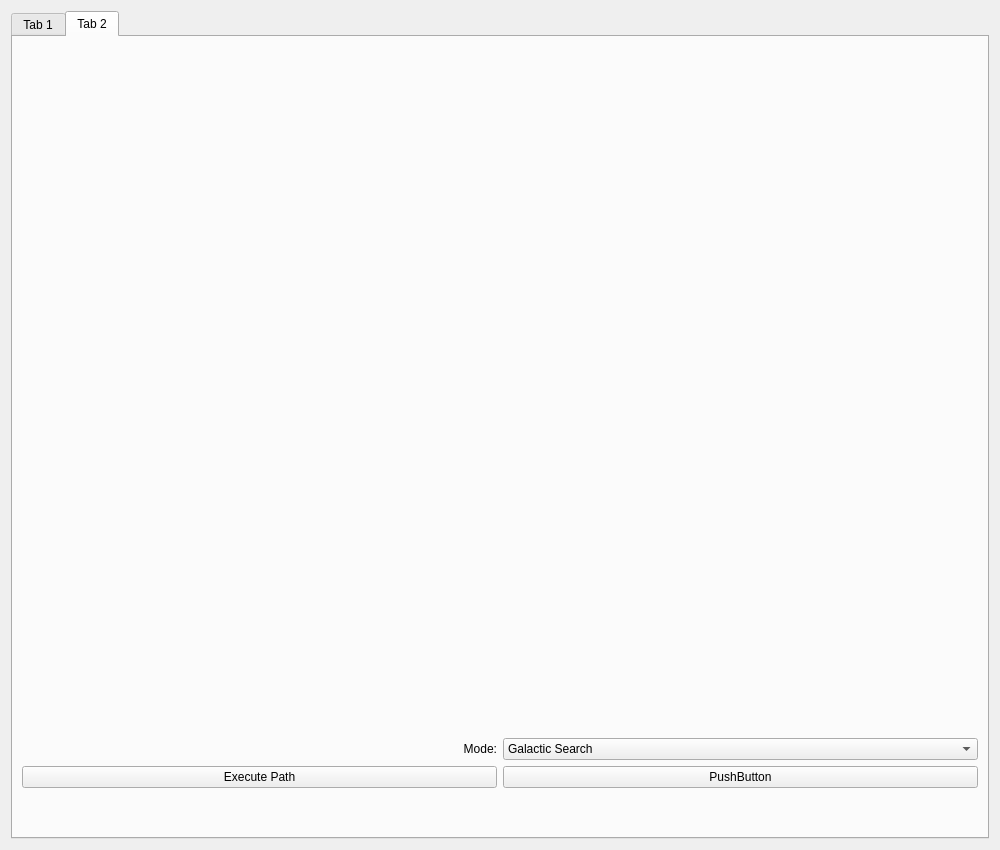
Old version of the form zebROS_ws/src/rqt_dashboard/resource/DashboardAtHome.ui in the repository FRC900/2020Offseason.
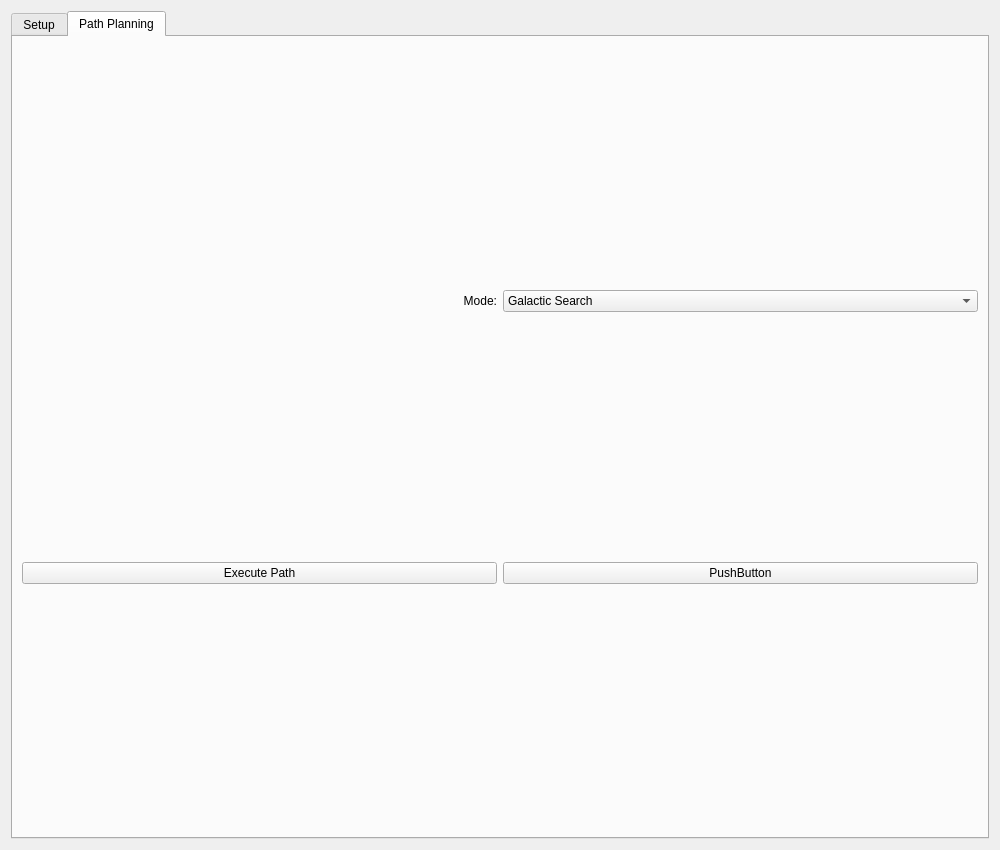
New version of the form. The open tabs and pages were chosen to show the change.

Commit message:
Add Draw pad to main widget
This commit fixes the issue where the scribble area wasn't being added
to the dashboard properly. We had to remove the placeholder widget from
the original UI and instead just create a new widget to add to the
layout dynamically.

The edit to the form file:
```diff
--- a/zebROS_ws/src/rqt_dashboard/resource/DashboardAtHome.ui
+++ b/zebROS_ws/src/rqt_dashboard/resource/DashboardAtHome.ui
@@ -27,7 +27,7 @@
      </property>
      <widget class="QWidget" name="tab">
       <attribute name="title">
-       <string>Tab 1</string>
+       <string>Setup</string>
       </attribute>
       <layout class="QVBoxLayout" name="verticalLayout_6">
        <item>
@@ -386,19 +386,9 @@
      </widget>
      <widget class="QWidget" name="tab_2">
       <attribute name="title">
-       <string>Tab 2</string>
+       <string>Path Planning</string>
       </attribute>
       <layout class="QVBoxLayout" name="verticalLayout_7">
-       <item>
-        <widget class="QWidget" name="widget" native="true">
-         <property name="sizePolicy">
-          <sizepolicy hsizetype="Preferred" vsizetype="Expanding">
-           <horstretch>0</horstretch>
-           <verstretch>0</verstretch>
-          </sizepolicy>
-         </property>
-        </widget>
-       </item>
        <item>
         <layout class="QHBoxLayout" name="horizontalLayout_7">
          <item>
@@ -463,22 +453,6 @@
          </item>
         </layout>
        </item>
-       <item>
-        <spacer name="verticalSpacer_3">
-         <property name="orientation">
-          <enum>Qt::Vertical</enum>
-         </property>
-         <property name="sizeType">
-          <enum>QSizePolicy::Preferred</enum>
-         </property>
-         <property name="sizeHint" stdset="0">
-          <size>
-           <width>5</width>
-           <height>40</height>
-          </size>
-         </property>
-        </spacer>
-       </item>
       </layout>
      </widget>
     </widget>
```
Left out of the diff: 6 changed lines with no effect on the pictures. Lines whose indentation alone changed are shown as unchanged. The commit also changes 2 other files.
